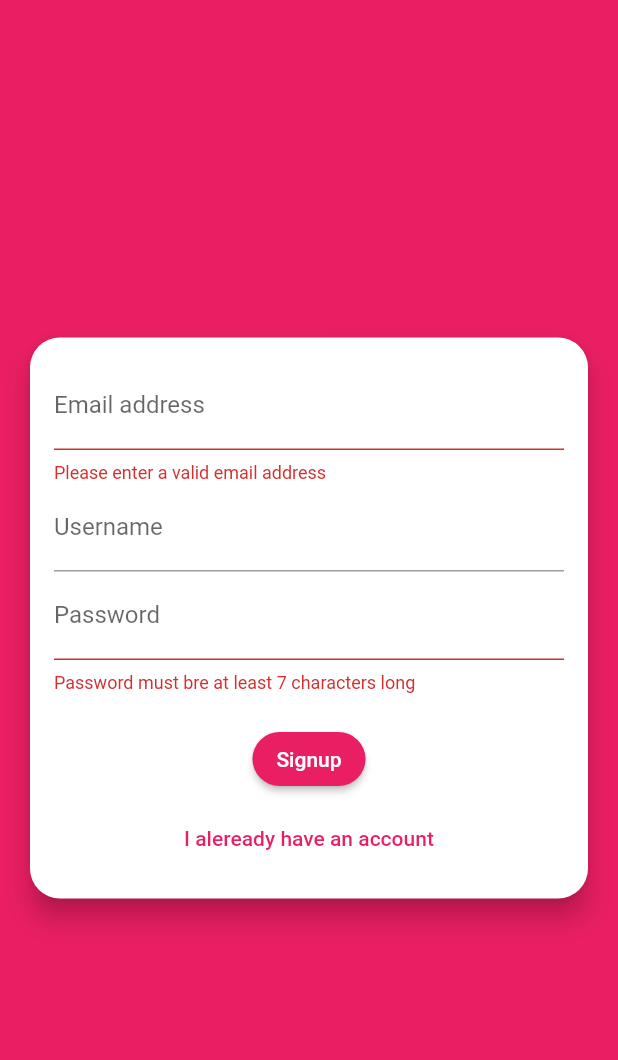
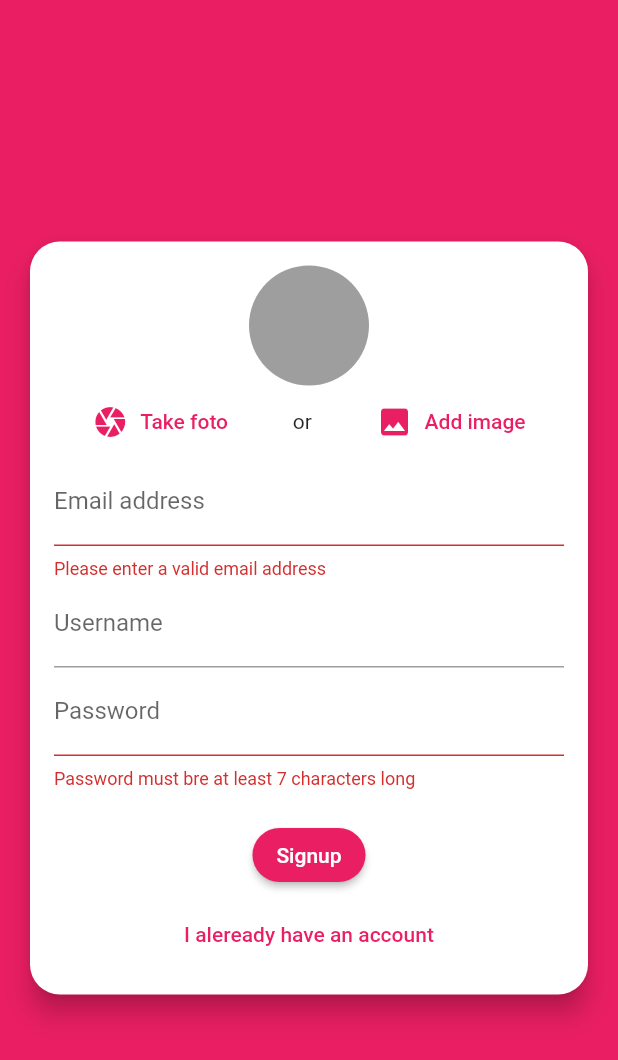
Before and after one commit to s17476/chat_app, a Flutter app: the screen it shows after launch, after a tap on "Login", after a tap on "Create new account", on a phone screen of 412 x 824 dp. Shown: the top 1060 px of the screen. Run offline on Flutter 3.47's test engine with Material 2 defaults, Android fonts, the phone set to English and light mode, and no system bars; our stand-ins replace cloud_firestore, firebase_auth, firebase_core, firebase_storage, image_picker; accounts and stored records are empty.

```diff
--- a/lib/main.dart
+++ b/lib/main.dart
@@ -35,8 +35,14 @@ class _ChatAppState extends State<ChatApp> {
         // Once complete, show your application
         if (snapshot.connectionState == ConnectionState.done) {
           return MaterialApp(
+            debugShowCheckedModeBanner: false,
             title: 'Chat App',
             theme: ThemeData(
+              textTheme: Theme.of(context).textTheme.copyWith(
+                    headline1: const TextStyle(
+                      color: Colors.white,
+                    ),
+                  ),
               appBarTheme: Theme.of(context).appBarTheme.copyWith(
                     backgroundColor: Colors.pink,
                   ),
--- a/lib/widgets/auth/auth_form.dart
+++ b/lib/widgets/auth/auth_form.dart
@@ -1,3 +1,6 @@
+import 'dart:io';
+
+import 'package:chat_app/widgets/pickers/user_image_picker.dart';
 import 'package:flutter/material.dart';
 
 class AuthForm extends StatefulWidget {
@@ -5,6 +8,7 @@ class AuthForm extends StatefulWidget {
     String email,
     String userName,
     String password,
+    File? userImage,
     bool isLogin,
     BuildContext context,
   ) submitAuthForm;
@@ -26,11 +30,25 @@ class _AuthFormState extends State<AuthForm> {
   String _userEmail = '';
   String _userName = '';
   String _userPassword = '';
+  File? _userImageFile;
+
+  void _pickImage(File? image) {
+    _userImageFile = image;
+  }
 
   void _trySubmit() {
     if (_formKey.currentState != null) {
       final isValid = _formKey.currentState!.validate();
       FocusScope.of(context).unfocus();
+
+      if (_userImageFile == null && !_isLoginMode) {
+        ScaffoldMessenger.of(context).showSnackBar(
+          const SnackBar(
+            content: Text('Please add avatar'),
+          ),
+        );
+        return;
+      }
 
       if (isValid) {
         _formKey.currentState!.save();
@@ -39,6 +57,7 @@ class _AuthFormState extends State<AuthForm> {
           _userEmail.trim(),
           _userName.trim(),
           _userPassword.trim(),
+          _userImageFile,
           _isLoginMode,
           context,
         );
@@ -63,6 +82,10 @@ class _AuthFormState extends State<AuthForm> {
               child: Column(
                 mainAxisSize: MainAxisSize.min,
                 children: [
+                  if (!_isLoginMode)
+                    UserImagePicker(
+                      imagePickFn: _pickImage,
+                    ),
                   TextFormField(
                     key: const ValueKey('email'),
                     validator: (value) {
--- /dev/null
+++ b/lib/widgets/pickers/user_image_picker.dart
@@ -0,0 +1,78 @@
+import 'dart:io';
+
+import 'package:flutter/material.dart';
+import 'package:image_picker/image_picker.dart';
+
+class UserImagePicker extends StatefulWidget {
+  const UserImagePicker({Key? key, required this.imagePickFn})
+      : super(key: key);
+
+  final Function(
+    File pickedImage,
+  ) imagePickFn;
+
+  @override
+  _UserImagePickerState createState() => _UserImagePickerState();
+}
+
+class _UserImagePickerState extends State<UserImagePicker> {
+  File? _image;
+
+  void _pickImage(ImageSource souruce) async {
+    final picker = ImagePicker();
+
+    try {
+      final pickedFile = await picker.pickImage(
+        source: souruce,
+        imageQuality: 80,
+        maxHeight: 300,
+        maxWidth: 300,
+      );
+      if (pickedFile != null) {
+        setState(() {
+          _image = File(pickedFile.path);
+        });
+        widget.imagePickFn(_image!);
+      }
+    } catch (e) {
+      print('Picker error' + e.toString());
+    }
+  }
+
+  @override
+  Widget build(BuildContext context) {
+    return Column(
+      children: [
+        CircleAvatar(
+          radius: 40,
+          backgroundColor: Colors.grey,
+          backgroundImage: _image != null ? FileImage(_image!) : null,
+        ),
+        Row(
+          mainAxisAlignment: MainAxisAlignment.spaceAround,
+          children: [
+            TextButton.icon(
+              onPressed: () {
+                _pickImage(ImageSource.camera);
+              },
+              icon: const Icon(Icons.camera),
+              label: const Text(
+                'Take foto',
+              ),
+            ),
+            const Text('or'),
+            TextButton.icon(
+              onPressed: () {
+                _pickImage(ImageSource.gallery);
+              },
+              icon: const Icon(Icons.image),
+              label: const Text(
+                'Add image',
+              ),
+            ),
+          ],
+        ),
+      ],
+    );
+  }
+}
--- a/pubspec.yaml
+++ b/pubspec.yaml
@@ -37,6 +37,8 @@ dependencies:
   firebase_core: ^1.10.0
   cloud_firestore: ^3.1.0
   firebase_auth: ^3.2.0
+  image_picker: ^0.8.4+4
+  firebase_storage: ^10.1.0
 
 dev_dependencies:
   flutter_test:
```
Also changed, not shown: lib/screens/auth_screen.dart (+29 -4 lines), lib/screens/chat_screen.dart (+4 -19 lines), lib/widgets/chat/message_bubble.dart (added, +87 -0 lines), lib/widgets/chat/messages.dart (+17 -3 lines), lib/widgets/chat/new_messaga.dart (deleted, +0 -21 lines), lib/widgets/chat/new_message.dart (added, +61 -0 lines), pubspec.lock.
